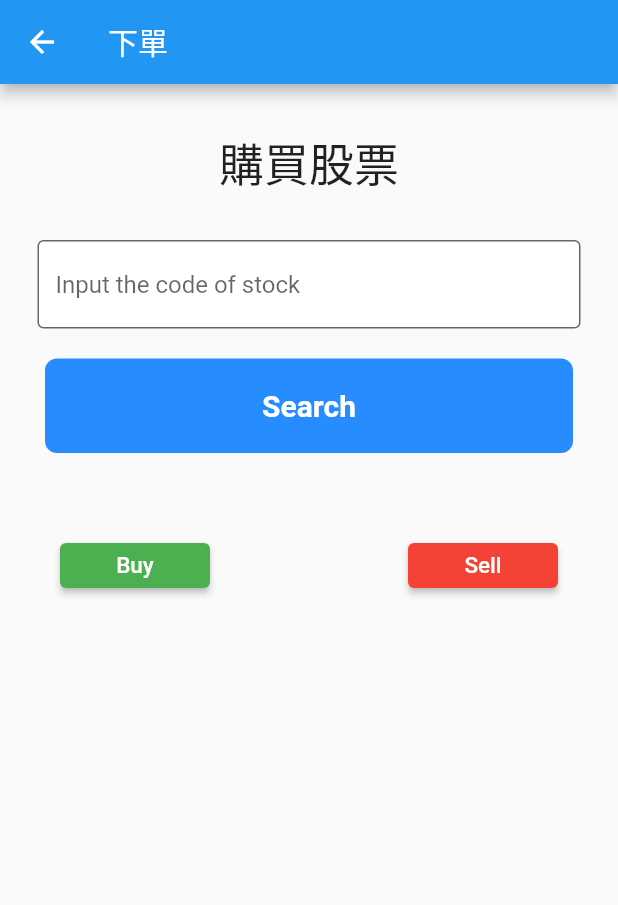
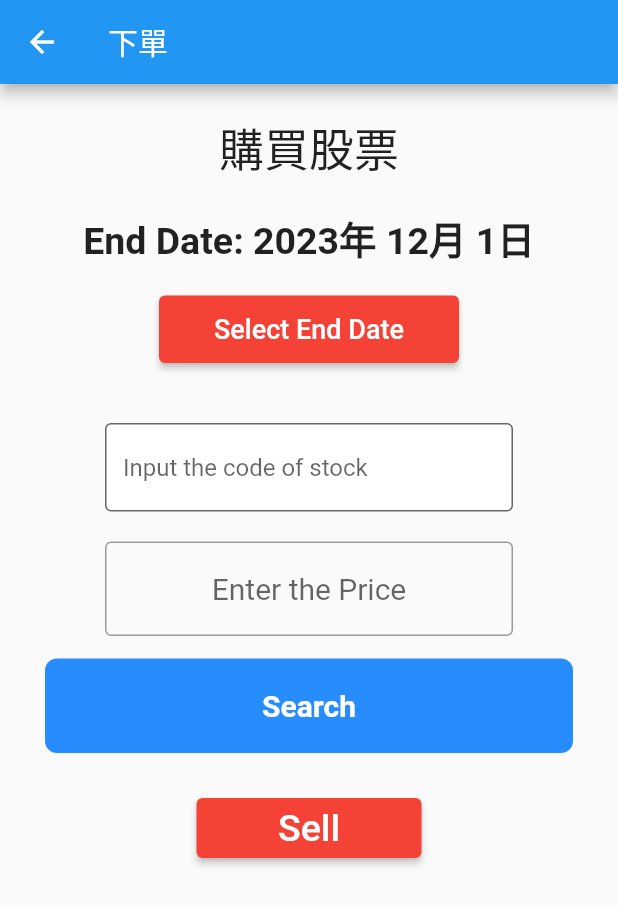
Before and after one commit to nayamiskr/Stonk_game, a Flutter app: the OrderPage screen opened directly, on a phone screen of 412 x 824 dp. Shown: the top 905 px of the screen. Run offline on Flutter 3.47's test engine with Material 2 defaults, Android fonts, the phone set to English and light mode, and no system bars; network calls fail.

Commit message:
Add files via upload

```diff
--- a/lib/components/textinput.dart
+++ b/lib/components/textinput.dart
@@ -15,7 +15,7 @@ class TextInput extends StatelessWidget {
   @override
   Widget build(BuildContext context) {
     return Padding(
-        padding: const EdgeInsets.symmetric(horizontal: 25),
+        padding: const EdgeInsets.symmetric(horizontal: 70),
         child: TextField(
           controller: controller,
           obscureText: obscureText,
--- a/lib/page/order.dart
+++ b/lib/page/order.dart
@@ -2,13 +2,13 @@ import 'package:flutter/material.dart';
 import 'package:stonk_app/components/button.dart';
 import 'package:stonk_app/components/textinput.dart';
 import 'package:stonk_app/features/gethttp.dart';
-
-import 'HomePage.dart';
+import 'package:stonk_app/page/HomePage.dart';
 
 class OrderPage extends StatefulWidget {
   final DateTime startDate;
-  final DateTime endDate;
-  const OrderPage({super.key, required this.startDate, required this.endDate});
+  final int buyPrice;
+
+  const OrderPage({super.key, required this.startDate, required this.buyPrice});
 
   @override
   State<OrderPage> createState() => _OrderPageState();
@@ -16,7 +16,22 @@ class OrderPage extends StatefulWidget {
 
 class _OrderPageState extends State<OrderPage> {
   final stockCODE = TextEditingController();
+  final sellPrice = TextEditingController();
+  DateTime endDate = DateTime(2023, 12, 1);
   String imageUrl = ' ';
+  List<String> result = [];
+
+  Future<void> fetchParagraphs(String url) async {
+    try {
+      List<String> pTexts = await getParagraphs(url);
+      print('Fetched paragraphs: $pTexts');
+      setState(() {
+        result = pTexts;
+      });
+    } catch (e) {
+      print('Error fetching paragraphs: $e');
+    }
+  }
 
   @override
   Widget build(BuildContext context) {
@@ -28,31 +43,94 @@ class _OrderPageState extends State<OrderPage> {
         child: Column(
           children: [
             const Padding(
-                  padding: EdgeInsets.all(30),
-                  child: Text('購買股票',
-                      style: TextStyle(
-                        fontSize: 30,
-                      ))),
+              padding: EdgeInsets.all(20),
+              child: Text('購買股票', style: TextStyle(fontSize: 30)),
+            ),
+            Center(
+              child: Text(
+                'End Date: ${endDate.year}年 ${endDate.month}月 ${endDate.day}日',
+                style:
+                    const TextStyle(fontWeight: FontWeight.bold, fontSize: 25),
+              ),
+            ),
+            const SizedBox(height: 20),
+            CustButton(
+              btnColor: Colors.red,
+              btnText: const Text(
+                'Select End Date',
+                style: TextStyle(fontSize: 18),
+              ),
+              btnHeight: 45,
+              btnWidth: 200,
+              pressAction: () {
+                showDatePicker(
+                  context: context,
+                  initialDate: endDate,
+                  firstDate: widget.startDate,
+                  lastDate: DateTime(2023, 12, 31),
+                ).then((newDate) {
+                  if (newDate != null) {
+                    setState(() {
+                      endDate = newDate;
+                    });
+                  }
+                });
+              },
+            ),
+            const SizedBox(height: 40),
             TextInput(
               controller: stockCODE,
               hintText: 'Input the code of stock',
               obscureText: false,
             ),
             const SizedBox(height: 20),
+            Padding(
+              padding: const EdgeInsets.symmetric(horizontal: 70),
+              child: TextField(
+                controller: sellPrice,
+                decoration: const InputDecoration(
+                    border: OutlineInputBorder(),
+                    hintText: "Enter the Price",
+                    hintStyle: TextStyle(
+                      fontSize: 20,
+                    )),
+                textAlign: TextAlign.center,
+              ),
+            ),
+            const SizedBox(height: 15),
             GestureDetector(
               onTap: () async {
+                try {
                   final url = await getImage(
-                        stockCODE.text, widget.startDate, widget.endDate);
+                    stockCODE.text,
+                    widget.startDate,
+                    endDate,
+                    widget.buyPrice,
+                    int.parse(sellPrice.text),
+                  );
+                  print('Image URL: $url');
+                  await fetchParagraphs(
+                      'https://stonkgraph-api.an.r.appspot.com/stonk_api/${stockCODE.text}?start=${widget.startDate.year}-${widget.startDate.month}-${widget.startDate.day}&end=${endDate.year}-${endDate.month}-${endDate.day}&Buy=${widget.buyPrice}&Sell=${int.parse(sellPrice.text)}');
                   setState(() {
                     imageUrl = url;
                   });
+                } catch (e) {
+                  // Handle exceptions
+                  print('Error: $e');
+                  ScaffoldMessenger.of(context).showSnackBar(
+                    SnackBar(
+                      content: Text('發生錯誤: $e'),
+                    ),
+                  );
+                }
               },
               child: Container(
                 padding: const EdgeInsets.all(20),
                 margin: const EdgeInsets.symmetric(horizontal: 30),
                 decoration: BoxDecoration(
                   color: const Color.fromARGB(218, 3, 121, 255),
-                          borderRadius: BorderRadius.circular(8)),
+                  borderRadius: BorderRadius.circular(8),
+                ),
                 child: const Center(
                   child: Text(
                     'Search',
@@ -60,54 +138,41 @@ class _OrderPageState extends State<OrderPage> {
                         color: Colors.white,
                         fontWeight: FontWeight.bold,
                         fontSize: 20),
-                      )))),
+                  ),
+                ),
+              ),
+            ),
             if (imageUrl != ' ') Image.network(imageUrl),
-              const SizedBox(
-                height: 20,
+            const SizedBox(height: 30),
+            CustButton(
+              btnColor: Colors.red,
+              btnText: const Text(
+                'Sell',
+                style: TextStyle(fontSize: 25),
               ),
-              Row(
-                mainAxisAlignment: MainAxisAlignment.spaceBetween,
-                children: [
-                  Padding(
-                    padding: const EdgeInsets.all(40),
-                    child: CustButton(
-                        btnColor: Colors.green,
-                        btnText: const Text(
-                          'Buy',
-                          style: TextStyle(fontSize: 15),
-                        ),
-                        btnHeight: 30,
-                        btnWidth: 100,
+              btnHeight: 40,
+              btnWidth: 150,
               pressAction: () {
+                if (result.isNotEmpty) {
                   Navigator.push(
                     context,
                     MaterialPageRoute(
-                                builder: (context) => const Account()),
+                      builder: (context) => Account(paragraphs: result),
+                    ),
                   );
-                        }),
+                } else {
+                  // Handle empty paragraphs case
+                  ScaffoldMessenger.of(context).showSnackBar(
+                    const SnackBar(
+                      content: Text('未能獲取資料，請重試'),
                     ),
-                  Padding(
-                    padding: const EdgeInsets.all(40),
-                    child: CustButton(
-                        btnColor: Colors.red,
-                        btnText: const Text(
-                          'Sell',
-                          style: TextStyle(fontSize: 15),
+                  );
+                }
+              },
             ),
-                        btnHeight: 30,
-                        btnWidth: 100,
-                        pressAction: () {
-                          Navigator.push(
-                            context,
-                            MaterialPageRoute(
-                                builder: (context) => const Account()),
-                          );
-                        }),
-                  )
-                ],
-              )
           ],
         ),
-        ));
+      ),
+    );
   }
 }
```
Also changed, not shown: lib/features/gethttp.dart (+17 -5 lines), lib/page/HomePage.dart (+24 -74 lines), lib/page/HomeScreen.dart (+69 -65 lines), lib/page/login.dart (+17 -11 lines). Lines whose indentation alone changed are shown as unchanged.
